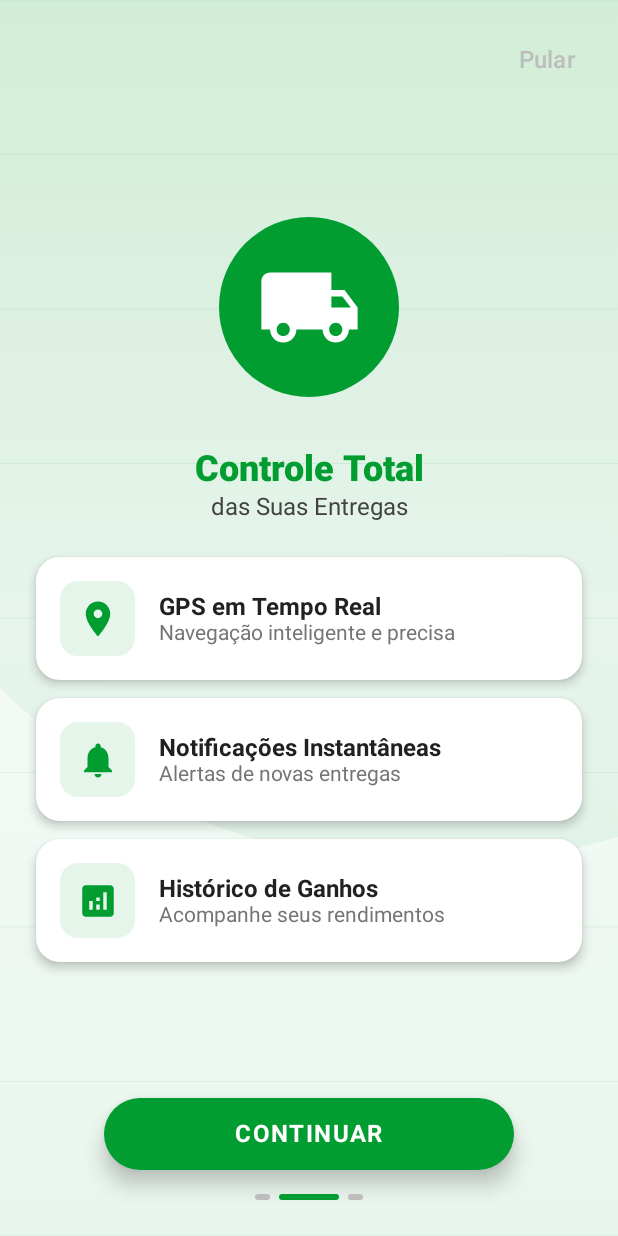
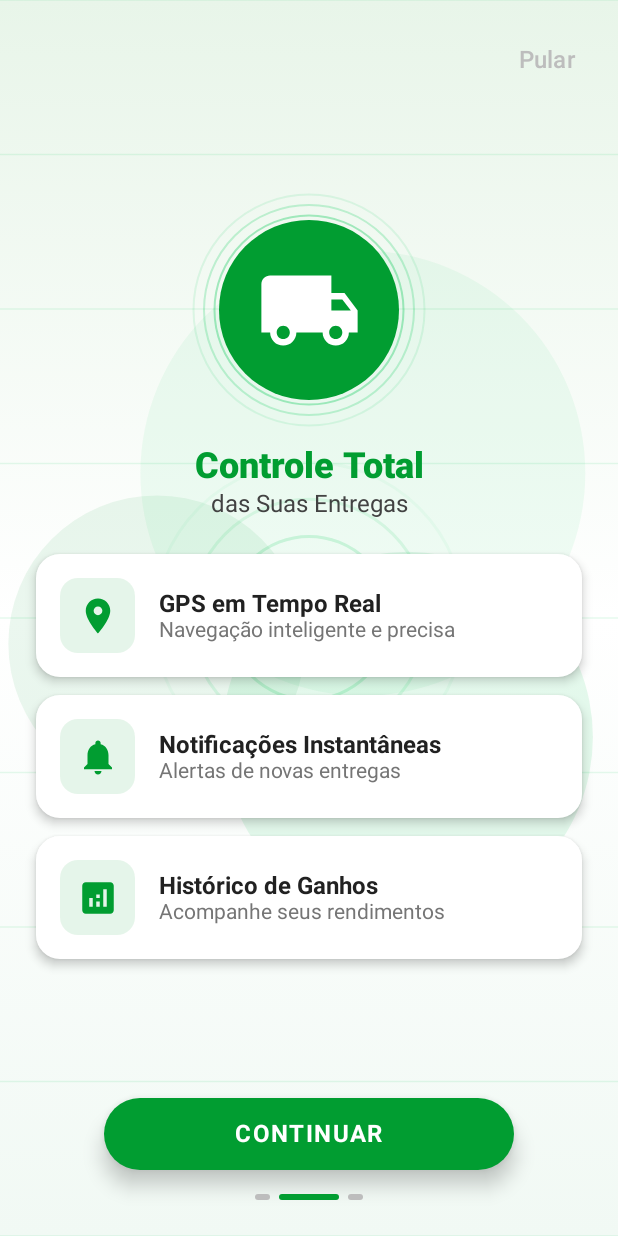
Before and after one commit to lahoracio/mobile-prestador-de-servico, an Android app built with Jetpack Compose: the screen it shows after launch (MainActivity), after a tap on "CONTINUAR", on a phone screen of 412 x 824 dp. Run offline under Robolectric (Android 15) with nearby library versions, the phone set to English and light mode, and no system bars.

Commit message:
subindo alterações da tela de entrada

```diff
--- a/app/src/main/java/com/exemple/facilita/screens/SplashScreen.kt
+++ b/app/src/main/java/com/exemple/facilita/screens/SplashScreen.kt
@@ -71,7 +71,7 @@ fun SplashScreen(navController: NavController) {
                 speed = Random.nextFloat() * 2f + 1f,
                 radius = Random.nextFloat() * 300f + 100f,
                 size = Random.nextFloat() * 6f + 2f,
-                color = if (Random.nextBoolean()) Color(0xFF00FF47) else Color(0xFF019D31)
+                color = Color(0xFF019D31)
             )
         }
     }
@@ -158,7 +158,7 @@ fun SplashScreen(navController: NavController) {
 
                 rotate(i * 30f) {
                     drawCircle(
-                        color = Color(0xFF00FF47).copy(alpha = alpha),
+                        color = Color(0xFF019D31).copy(alpha = alpha),
                         radius = radius,
                         center = Offset(center.x, center.y * scaleY),
                         style = Stroke(width = strokeWidth, cap = StrokeCap.Round)
@@ -271,7 +271,7 @@ fun SplashScreen(navController: NavController) {
                 drawCircle(
                     brush = Brush.radialGradient(
                         colors = listOf(
-                            Color(0xFF00FF47).copy(alpha = 0.4f),
+                            Color(0xFF019D31).copy(alpha = 0.4f),
                             Color.Transparent
                         ),
                         radius = size.minDimension / 1.5f
@@ -292,7 +292,7 @@ fun SplashScreen(navController: NavController) {
 
                 // Borda externa brilhante
                 drawCircle(
-                    color = Color(0xFF00FF47),
+                    color = Color(0xFF019D31),
                     radius = size.minDimension / 2.5f,
                     style = Stroke(width = 4f)
                 )
@@ -312,7 +312,7 @@ fun SplashScreen(navController: NavController) {
                             val startY = -size.minDimension / 6f
                             val endY = -size.minDimension / 4.5f
                             drawLine(
-                                color = Color(0xFF00FF47).copy(alpha = 0.6f),
+                                color = Color(0xFF019D31).copy(alpha = 0.6f),
                                 start = Offset(center.x, center.y + startY),
                                 end = Offset(center.x, center.y + endY),
                                 strokeWidth = 3f,
@@ -335,7 +335,7 @@ fun SplashScreen(navController: NavController) {
                     text = "Facilita",
                     fontSize = 52.sp,
                     fontWeight = FontWeight.Black,
-                    color = Color(0xFF00FF47),
+                    color = Color(0xFF019D31),
                     letterSpacing = 4.sp,
                     modifier = Modifier
                         .blur(12.dp)
@@ -358,7 +358,7 @@ fun SplashScreen(navController: NavController) {
                 Box(
                     modifier = Modifier
                         .background(
-                            Color(0xFF00FF47),
+                            Color(0xFF019D31),
                             shape = androidx.compose.foundation.shape.RoundedCornerShape(20.dp)
                         )
                         .padding(horizontal = 24.dp, vertical = 8.dp)
@@ -367,7 +367,7 @@ fun SplashScreen(navController: NavController) {
                         text = "PRESTADOR",
                         fontSize = 15.sp,
                         fontWeight = FontWeight.ExtraBold,
-                        color = Color.Black,
+                        color = Color.White,
                         letterSpacing = 3.sp
                     )
                 }
@@ -383,7 +383,7 @@ fun SplashScreen(navController: NavController) {
                         modifier = Modifier
                             .size(6.dp)
                             .background(
-                                Color(0xFF00FF47),
+                                Color(0xFF019D31),
                                 shape = androidx.compose.foundation.shape.CircleShape
                             )
                     )
@@ -392,7 +392,7 @@ fun SplashScreen(navController: NavController) {
                         text = "Seu trabalho facilita vidas. ",
                         fontSize = 14.sp,
                         fontWeight = FontWeight.Medium,
-                        color = Color(0xFF00FF47),
+                        color = Color(0xFF019D31),
                         letterSpacing = 1.sp
                     )
                     Spacer(modifier = Modifier.width(8.dp))
@@ -400,7 +400,7 @@ fun SplashScreen(navController: NavController) {
                         modifier = Modifier
                             .size(6.dp)
                             .background(
-                                Color(0xFF00FF47),
+                                Color(0xFF019D31),
                                 shape = androidx.compose.foundation.shape.CircleShape
                             )
                     )
@@ -408,11 +408,11 @@ fun SplashScreen(navController: NavController) {
             }
         }
 
-        // Camada 7: Efeito de luz inferior
+        // Camada 7: Ondas de energia pulsantes
         Canvas(
             modifier = Modifier
-                .fillMaxWidth()
-                .height(300.dp)
+                .fillMaxSize()
+                .alpha(logoAlpha.value * 0.3f)
                 .align(Alignment.BottomCenter)
                 .alpha(0.4f)
         ) {
@@ -421,7 +421,7 @@ fun SplashScreen(navController: NavController) {
                     colors = listOf(
                         Color.Transparent,
                         Color(0xFF019D31).copy(alpha = 0.3f),
-                        Color(0xFF00FF47).copy(alpha = 0.2f)
+                        Color(0xFF019D31).copy(alpha = 0.2f)
                     )
                 )
             )
--- a/app/src/main/java/com/exemple/facilita/screens/TelaLogin.kt
+++ b/app/src/main/java/com/exemple/facilita/screens/TelaLogin.kt
@@ -135,7 +135,7 @@ fun TelaLogin(navController: NavController) {
                 ) {
                     Text(
                         text = "Fazer login",
-                        fontSize = 22.ssp(),
+                        fontSize = 16.ssp(),
                         fontWeight = FontWeight.Bold,
                         color = Color.Black,
                         modifier = Modifier.padding(bottom = 20.sdp())
--- a/app/src/main/java/com/exemple/facilita/screens/TelasInicio.kt
+++ b/app/src/main/java/com/exemple/facilita/screens/TelasInicio.kt
@@ -24,25 +24,37 @@ import androidx.compose.ui.unit.sp
 import androidx.navigation.NavController
 import kotlin.math.cos
 import kotlin.math.sin
+import kotlin.math.abs
 
 @Composable
 fun TelaInicio1(navController: NavController) {
     val infiniteTransition = rememberInfiniteTransition(label = "tela1")
-    val rotation by infiniteTransition.animateFloat(
+
+    val particleOffset by infiniteTransition.animateFloat(
         initialValue = 0f,
-        targetValue = 360f,
+        targetValue = 1f,
         animationSpec = infiniteRepeatable(
-            animation = tween(20000, easing = LinearEasing),
+            animation = tween(3000, easing = LinearEasing),
             repeatMode = RepeatMode.Restart
         ),
-        label = "rotation"
+        label = "particles"
+    )
+
+    val greenPulse by infiniteTransition.animateFloat(
+        initialValue = 0.3f,
+        targetValue = 0.8f,
+        animationSpec = infiniteRepeatable(
+            animation = tween(2000, easing = FastOutSlowInEasing),
+            repeatMode = RepeatMode.Reverse
+        ),
+        label = "pulse"
     )
 
     val contentAlpha = remember { Animatable(0f) }
     val iconScale = remember { Animatable(0f) }
 
     LaunchedEffect(Unit) {
-        iconScale.animateTo(1.2f, spring(dampingRatio = Spring.DampingRatioLowBouncy, stiffness = Spring.StiffnessLow))
+        iconScale.animateTo(1.2f, spring(dampingRatio = Spring.DampingRatioLowBouncy))
         iconScale.animateTo(1f, tween(300))
         contentAlpha.animateTo(1f, tween(1000))
     }
@@ -62,27 +74,40 @@ fun TelaInicio1(navController: NavController) {
     ) {
         Canvas(modifier = Modifier.fillMaxSize()) {
             drawCircle(
-                color = Color(0xFF019D31).copy(alpha = 0.05f),
-                radius = size.maxDimension * 0.6f,
-                center = Offset(size.width * 0.2f, size.height * 0.1f)
+                color = Color(0xFF06C755).copy(alpha = 0.08f * greenPulse),
+                radius = size.maxDimension * 0.5f,
+                center = Offset(size.width * 0.7f, size.height * 0.2f)
             )
             drawCircle(
-                color = Color(0xFF019D31).copy(alpha = 0.08f),
-                radius = size.maxDimension * 0.4f,
-                center = Offset(size.width * 0.8f, size.height * 0.3f)
+                color = Color(0xFF019D31).copy(alpha = 0.06f * greenPulse),
+                radius = size.maxDimension * 0.7f,
+                center = Offset(size.width * 0.3f, size.height * 0.4f)
             )
         }
 
         Canvas(modifier = Modifier.fillMaxSize()) {
-            for (i in 0..15) {
-                val angle = (rotation + i * 24f) % 360f
-                val radius = size.minDimension * 0.3f
-                val x = center.x + cos(angle * 0.0174533f) * radius
-                val y = center.y + sin(angle * 0.0174533f) * radius
+            for (i in 0..20) {
+                val xOffset = (size.width / 20f) * i
+                val yProgress = (particleOffset + i * 0.05f) % 1f
+                val yPos = size.height * yProgress
+                val alpha = if (yProgress < 0.5f) yProgress else (1f - yProgress)
+
                 drawCircle(
-                    color = Color(0xFF019D31).copy(alpha = 0.15f),
-                    radius = 4f,
-                    center = Offset(x, y)
+                    color = Color(0xFF06C755).copy(alpha = alpha * 0.4f),
+                    radius = 6f + (i % 3) * 2f,
+                    center = Offset(xOffset, yPos)
+                )
+            }
+        }
+
+        Canvas(modifier = Modifier.fillMaxSize().alpha(0.12f)) {
+            for (i in 0..8) {
+                val y = size.height * i / 8f
+                drawLine(
+                    color = Color(0xFF06C755),
+                    start = Offset(0f, y),
+                    end = Offset(size.width, y),
+                    strokeWidth = 1.5f
                 )
             }
         }
@@ -105,6 +130,13 @@ fun TelaInicio1(navController: NavController) {
                     modifier = Modifier.size(140.dp),
                     contentAlignment = Alignment.Center
                 ) {
+                    Canvas(modifier = Modifier.size(140.dp)) {
+                        drawCircle(
+                            color = Color(0xFF06C755).copy(alpha = greenPulse * 0.3f),
+                            radius = size.minDimension / 2f
+                        )
+                    }
+
                     Box(
                         modifier = Modifier
                             .size(120.dp)
@@ -121,45 +153,33 @@ fun TelaInicio1(navController: NavController) {
                     }
                 }
 
-                Spacer(modifier = Modifier.height(34.dp))
+                Spacer(modifier = Modifier.height(20.dp))
 
                 Text(
-                    text = "Bem-Vindo ao Facilita",
-                    fontSize = 24.sp,
+                    text = "Bem-Vindo Ao Facilita",
+                    fontSize = 22.sp,
                     fontWeight = FontWeight.Black,
                     color = Color(0xFF019D31),
                     textAlign = TextAlign.Center
                 )
 
-                Spacer(modifier = Modifier.height(6.dp))
+                Spacer(modifier = Modifier.height(22.dp))
 
-                Text(
-                    text = "Facilitando seu dia a dia com\n segurança e praticidade",
-                    fontSize = 14.sp,
-                    color = Color(0xFF424242),
-                    textAlign = TextAlign.Center
-                )
-
-                Spacer(modifier = Modifier.height(24.dp))
-
-                Row(
-                    modifier = Modifier.fillMaxWidth(),
-                    horizontalArrangement = Arrangement.spacedBy(12.dp)
-                ) {
-                    MiniInfoCard(
+                Column(verticalArrangement = Arrangement.spacedBy(12.dp)) {
+                    CleanFeatureCard(
                         icon = Icons.Default.AttachMoney,
-                        text = "Renda\nExtra",
-                        modifier = Modifier.weight(1f)
+                        title = "Renda Extra",
+                        subtitle = "Ganhe dinheiro no seu tempo livre"
                     )
-                    MiniInfoCard(
+                    CleanFeatureCard(
                         icon = Icons.Default.Schedule,
-                        text = "Horário\nFlexível",
-                        modifier = Modifier.weight(1f)
+                        title = "Horário Flexível",
+                        subtitle = "Trabalhe quando quiser"
                     )
-                    MiniInfoCard(
-                        icon = Icons.Default.Rocket,
-                        text = "Crescimento\nRápido",
-                        modifier = Modifier.weight(1f)
+                    CleanFeatureCard(
+                        icon = Icons.Default.Star,
+                        title = "Crescimento Rápido",
+                        subtitle = "Construa sua reputação"
                     )
                 }
             }
@@ -220,6 +240,28 @@ fun TelaInicio1(navController: NavController) {
 
 @Composable
 fun TelaInicio2(navController: NavController) {
+    val infiniteTransition = rememberInfiniteTransition(label = "tela2")
+
+    val waveProgress by infiniteTransition.animateFloat(
+        initialValue = 0f,
+        targetValue = 1f,
+        animationSpec = infiniteRepeatable(
+            animation = tween(2500, easing = LinearEasing),
+            repeatMode = RepeatMode.Restart
+        ),
+        label = "waves"
+    )
+
+    val rotation by infiniteTransition.animateFloat(
+        initialValue = 0f,
+        targetValue = 360f,
+        animationSpec = infiniteRepeatable(
+            animation = tween(15000, easing = LinearEasing),
+            repeatMode = RepeatMode.Restart
+        ),
+        label = "rotation"
+    )
+
     val contentAlpha = remember { Animatable(0f) }
     val iconScale = remember { Animatable(0f) }
 
@@ -243,26 +285,59 @@ fun TelaInicio2(navController: NavController) {
             )
     ) {
         Canvas(modifier = Modifier.fillMaxSize()) {
+            for (i in 0..4) {
+                val waveRadius = (size.minDimension * 0.3f) * ((waveProgress + i * 0.2f) % 1f)
+                val waveAlpha = 1f - ((waveProgress + i * 0.2f) % 1f)
+
+                drawCircle(
+                    color = Color(0xFF06C755).copy(alpha = waveAlpha * 0.3f),
+                    radius = waveRadius,
+                    center = center,
+                    style = androidx.compose.ui.graphics.drawscope.Stroke(width = 3f)
+                )
+            }
+        }
+
+        Canvas(modifier = Modifier.fillMaxSize()) {
+            val angle1 = rotation * 0.0174533f
+            val angle2 = (rotation + 120f) * 0.0174533f
+            val angle3 = (rotation + 240f) * 0.0174533f
+            val radius = size.minDimension * 0.25f
+
             drawCircle(
-                color = Color(0xFF019D31).copy(alpha = 0.06f),
-                radius = size.maxDimension * 0.5f,
-                center = Offset(size.width * 0.7f, size.height * 0.2f)
+                color = Color(0xFF06C755).copy(alpha = 0.1f),
+                radius = size.maxDimension * 0.15f,
+                center = Offset(
+                    center.x + cos(angle1) * radius,
+                    center.y + sin(angle1) * radius
+                )
             )
             drawCircle(
-                color = Color(0xFF019D31).copy(alpha = 0.04f),
-                radius = size.maxDimension * 0.7f,
-                center = Offset(size.width * 0.3f, size.height * 0.4f)
+                color = Color(0xFF019D31).copy(alpha = 0.08f),
+                radius = size.maxDimension * 0.12f,
+                center = Offset(
+                    center.x + cos(angle2) * radius,
+                    center.y + sin(angle2) * radius
+                )
+            )
+            drawCircle(
+                color = Color(0xFF06C755).copy(alpha = 0.06f),
+                radius = size.maxDimension * 0.18f,
+                center = Offset(
+                    center.x + cos(angle3) * radius,
+                    center.y + sin(angle3) * radius
+                )
             )
         }
 
-        Canvas(modifier = Modifier.fillMaxSize().alpha(0.08f)) {
+        Canvas(modifier = Modifier.fillMaxSize().alpha(0.1f)) {
             for (i in 0..8) {
                 val y = size.height * i / 8f
                 drawLine(
-                    color = Color(0xFF019D31),
+                    color = Color(0xFF06C755),
                     start = Offset(0f, y),
                     end = Offset(size.width, y),
-                    strokeWidth = 1f
+                    strokeWidth = 1.5f
                 )
             }
         }
@@ -285,6 +360,19 @@ fun TelaInicio2(navController: NavController) {
                     modifier = Modifier.size(140.dp),
                     contentAlignment = Alignment.Center
                 ) {
+                    Canvas(modifier = Modifier.size(140.dp)) {
+                        for (i in 1..3) {
+                            val ringRadius = size.minDimension / 2f * (0.8f + i * 0.1f)
+                            val ringAlpha = (1f - (waveProgress + i * 0.3f) % 1f) * 0.4f
+
+                            drawCircle(
+                                color = Color(0xFF06C755).copy(alpha = ringAlpha),
+                                radius = ringRadius,
+                                style = androidx.compose.ui.graphics.drawscope.Stroke(width = 2f)
+                            )
+                        }
+                    }
+
                     Box(
                         modifier = Modifier
                             .size(120.dp)
@@ -301,7 +389,7 @@ fun TelaInicio2(navController: NavController) {
                     }
                 }
 
-                Spacer(modifier = Modifier.height(24.dp))
+                Spacer(modifier = Modifier.height(20.dp))
 
                 Text(
                     text = "Controle Total",
@@ -316,7 +404,6 @@ fun TelaInicio2(navController: NavController) {
                 Text(
                     text = "das Suas Entregas",
                     fontSize = 16.sp,
-
                     color = Color(0xFF424242),
                     textAlign = TextAlign.Center
                 )
@@ -409,6 +496,26 @@ fun TelaInicio3(navController: NavController) {
         label = "pulse"
     )
 
+    val explosionProgress by infiniteTransition.animateFloat(
+        initialValue = 0f,
+        targetValue = 1f,
+        animationSpec = infiniteRepeatable(
+            animation = tween(3500, easing = FastOutSlowInEasing),
+            repeatMode = RepeatMode.Restart
+        ),
+        label = "explosion"
+    )
+
+    val sparkle by infiniteTransition.animateFloat(
+        initialValue = 0f,
+        targetValue = 1f,
+        animationSpec = infiniteRepeatable(
+            animation = tween(1500, easing = FastOutSlowInEasing),
+            repeatMode = RepeatMode.Reverse
+        ),
+        label = "sparkle"
+    )
+
     val contentAlpha = remember { Animatable(0f) }
     val iconScale = remember { Animatable(0f) }
 
@@ -432,27 +539,54 @@ fun TelaInicio3(navController: NavController) {
             )
     ) {
         Canvas(modifier = Modifier.fillMaxSize()) {
-            drawCircle(
-                color = Color(0xFF019D31).copy(alpha = 0.08f),
-                radius = size.maxDimension * 0.5f,
-                center = Offset(size.width * 0.3f, size.height * 0.2f)
-            )
-            drawCircle(
-                color = Color(0xFF019D31).copy(alpha = 0.05f),
-                radius = size.maxDimension * 0.7f,
-                center = Offset(size.width * 0.7f, size.height * 0.5f)
-            )
+            for (i in 0..30) {
+                val angle = (i * 12f) * 0.0174533f
+                val distance = size.minDimension * 0.35f * explosionProgress
+                val particleX = center.x + cos(angle) * distance
+                val particleY = center.y + sin(angle) * distance
+                val particleAlpha = (1f - explosionProgress) * 0.6f
+
+                drawCircle(
+                    color = Color(0xFF06C755).copy(alpha = particleAlpha),
+                    radius = 8f - (explosionProgress * 4f),
+                    center = Offset(particleX, particleY)
+                )
+            }
         }
 
         Canvas(modifier = Modifier.fillMaxSize()) {
-            for (i in 1..4) {
-                val radius = size.minDimension * (i / 5f)
-                val alpha = (5 - i) / 20f
+            for (i in 1..5) {
+                val radius = size.minDimension * (i / 6f) * pulse
+                val alpha = ((6 - i) / 15f) * sparkle
                 drawCircle(
-                    color = Color(0xFF019D31).copy(alpha = alpha),
+                    color = Color(0xFF06C755).copy(alpha = alpha),
                     radius = radius,
                     center = center,
-                    style = androidx.compose.ui.graphics.drawscope.Stroke(width = 1f)
+                    style = androidx.compose.ui.graphics.drawscope.Stroke(width = 2f)
+                )
+            }
+        }
+
+        Canvas(modifier = Modifier.fillMaxSize()) {
+            val starPositions = listOf(
+                Offset(size.width * 0.15f, size.height * 0.15f),
+                Offset(size.width * 0.85f, size.height * 0.15f),
+                Offset(size.width * 0.15f, size.height * 0.85f),
+                Offset(size.width * 0.85f, size.height * 0.85f),
+                Offset(size.width * 0.5f, size.height * 0.1f)
+            )
+
+            starPositions.forEachIndexed { index, pos ->
+                val starAlpha = abs(sin((sparkle + index * 0.2f) * 3.14f)) * 0.5f
+                drawCircle(
+                    color = Color(0xFF06C755).copy(alpha = starAlpha),
+                    radius = 6f,
+                    center = pos
+                )
+                drawCircle(
+                    color = Color(0xFF06C755).copy(alpha = starAlpha * 0.3f),
+                    radius = 12f,
+                    center = pos
                 )
             }
         }
@@ -475,6 +609,33 @@ fun TelaInicio3(navController: NavController) {
                     modifier = Modifier.size(140.dp),
                     contentAlignment = Alignment.Center
                 ) {
+                    Canvas(modifier = Modifier.size(160.dp)) {
+                        drawCircle(
+                            color = Color(0xFF06C755).copy(alpha = sparkle * 0.3f),
+                            radius = size.minDimension / 2f
+                        )
+                        for (i in 0..7) {
+                            val angle = (i * 45f + explosionProgress * 360f) * 0.0174533f
+                            val startRadius = size.minDimension * 0.3f
+                            val endRadius = size.minDimension * 0.5f
+                            val rayAlpha = sparkle * 0.4f
+
+                            drawLine(
+                                color = Color(0xFF06C755).copy(alpha = rayAlpha),
+                                start = Offset(
+                                    center.x + cos(angle) * startRadius,
+                                    center.y + sin(angle) * startRadius
+                                ),
+                                end = Offset(
+                                    center.x + cos(angle) * endRadius,
+                                    center.y + sin(angle) * endRadius
+                                ),
+                                strokeWidth = 3f,
+                                cap = androidx.compose.ui.graphics.StrokeCap.Round
+                            )
+                        }
+                    }
+
                     Box(
                         modifier = Modifier
                             .size(120.dp)
@@ -494,10 +655,19 @@ fun TelaInicio3(navController: NavController) {
                 Spacer(modifier = Modifier.height(24.dp))
 
                 Text(
-                    text = "Facilitando seu dia a dia",
+                    text = "Comece Agora",
                     fontSize = 22.sp,
                     fontWeight = FontWeight.Black,
                     color = Color(0xFF019D31),
+                    textAlign = TextAlign.Center
+                )
+
+                Spacer(modifier = Modifier.height(2.dp))
+
+                Text(
+                    text = "Facilitando seu dia a dia",
+                    fontSize = 16.sp,
+                    color = Color(0xFF424242),
                     textAlign = TextAlign.Center
                 )
 
@@ -590,44 +760,6 @@ fun PageIndicator(isActive: Boolean) {
 }
 
 @Composable
-fun MiniInfoCard(
-    icon: androidx.compose.ui.graphics.vector.ImageVector,
-    text: String,
-    modifier: Modifier = Modifier
-) {
-    Card(
-        modifier = modifier.height(90.dp),
-        shape = RoundedCornerShape(16.dp),
-        colors = CardDefaults.cardColors(containerColor = Color.White),
-        elevation = CardDefaults.cardElevation(defaultElevation = 4.dp)
-    ) {
-        Column(
-            modifier = Modifier
-                .fillMaxSize()
-                .padding(12.dp),
-            horizontalAlignment = Alignment.CenterHorizontally,
-            verticalArrangement = Arrangement.Center
-        ) {
-            Icon(
-                imageVector = icon,
-                contentDescription = null,
-                modifier = Modifier.size(32.dp),
-                tint = Color(0xFF019D31)
-            )
-            Spacer(modifier = Modifier.height(8.dp))
-            Text(
-                text = text,
-                fontSize = 11.sp,
-                fontWeight = FontWeight.Bold,
-                color = Color(0xFF424242),
-                textAlign = TextAlign.Center,
-                lineHeight = 14.sp
-            )
-        }
-    }
-}
-
-@Composable
 fun CleanFeatureCard(
     icon: androidx.compose.ui.graphics.vector.ImageVector,
     title: String,
```
